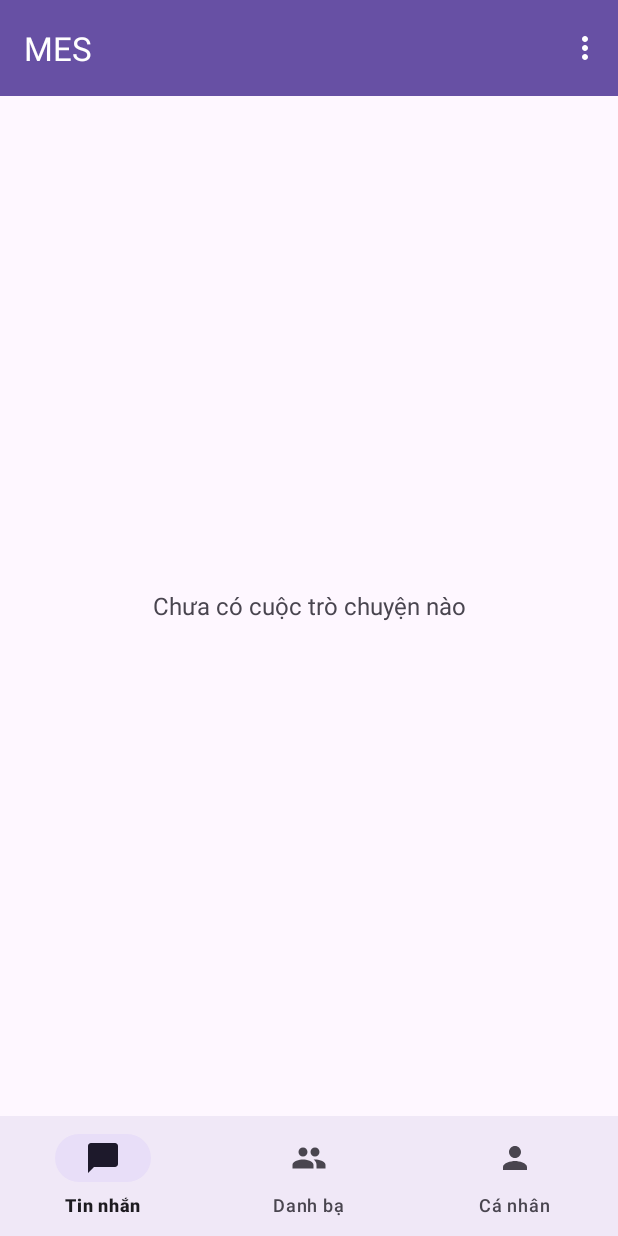
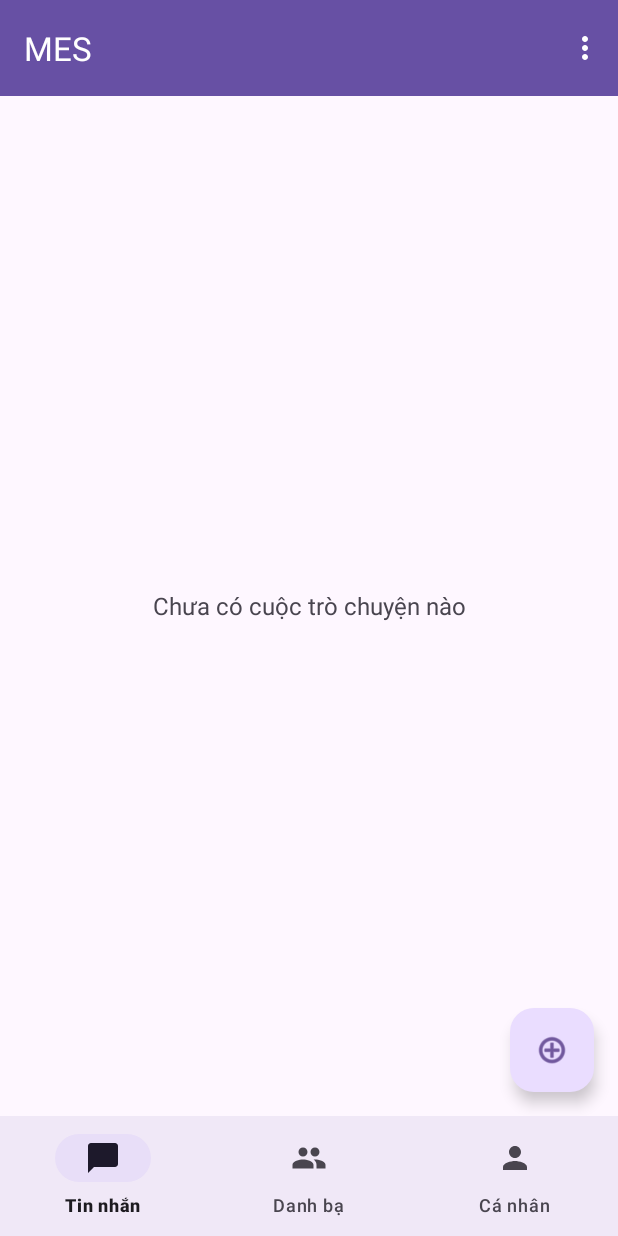
Before and after one commit to manh2903/app-mes, an Android app: the screen it shows after launch once a user with an empty profile is signed in (MainActivity), on a phone screen of 412 x 824 dp. Run offline under Robolectric (Android 15) with nearby library versions, the phone set to English and light mode, and no system bars; our stand-ins replace Firebase (no records; nobody signed in at launch, a user with empty details on screens opened directly).

Commit message:
create tao nhom

```diff
--- a/app/src/main/AndroidManifest.xml
+++ b/app/src/main/AndroidManifest.xml
@@ -38,6 +38,7 @@
         <activity android:name=".RegisterActivity" />
         <activity android:name=".MainActivity" />
         <activity android:name=".ChatActivity"/>
+        <activity android:name=".CreateGroupActivity"/>
 
     </application>
 
--- a/app/src/main/java/com/app/mes/fragments/ChatsFragment.java
+++ b/app/src/main/java/com/app/mes/fragments/ChatsFragment.java
@@ -12,6 +12,7 @@ import androidx.fragment.app.Fragment;
 import androidx.recyclerview.widget.LinearLayoutManager;
 
 import com.app.mes.ChatActivity;
+import com.app.mes.CreateGroupActivity;
 import com.app.mes.adapters.ChatAdapter;
 import com.app.mes.databinding.FragmentChatsBinding;
 import com.app.mes.models.Chat;
@@ -66,6 +67,12 @@ public class ChatsFragment extends Fragment {
         });
         binding.recyclerView.setLayoutManager(new LinearLayoutManager(getContext()));
         binding.recyclerView.setAdapter(chatAdapter);
+
+        // Thêm xử lý sự kiện cho nút tạo nhóm
+        binding.fabCreateGroup.setOnClickListener(v -> {
+            Intent intent = new Intent(getContext(), CreateGroupActivity.class);
+            startActivity(intent);
+        });
 
         readAllChatsAndGroups();
 
--- a/app/src/main/res/layout/fragment_chats.xml
+++ b/app/src/main/res/layout/fragment_chats.xml
@@ -1,5 +1,9 @@
 <?xml version="1.0" encoding="utf-8"?>
-<LinearLayout xmlns:android="http://schemas.android.com/apk/res/android"
+<FrameLayout xmlns:android="http://schemas.android.com/apk/res/android"
+    android:layout_width="match_parent"
+    android:layout_height="match_parent">
+
+    <LinearLayout
         android:layout_width="match_parent"
         android:layout_height="match_parent"
         android:orientation="vertical">
@@ -19,5 +23,15 @@
             android:text="Chưa có cuộc trò chuyện nào"
             android:textSize="16sp"
             android:visibility="gone"/>
+    </LinearLayout>
 
-</LinearLayout>
+    <com.google.android.material.floatingactionbutton.FloatingActionButton
+        android:id="@+id/fabCreateGroup"
+        android:layout_width="wrap_content"
+        android:layout_height="wrap_content"
+        android:layout_gravity="bottom|end"
+        android:layout_margin="16dp"
+        android:src="@android:drawable/ic_menu_add"
+        android:contentDescription="Tạo nhóm chat"/>
+
+</FrameLayout>
```
Also changed, not shown: app/src/main/java/com/app/mes/ChatActivity.java (+18 -21 lines), app/src/main/java/com/app/mes/CreateGroupActivity.java (+37 -12 lines). Lines whose indentation alone changed are shown as unchanged.
